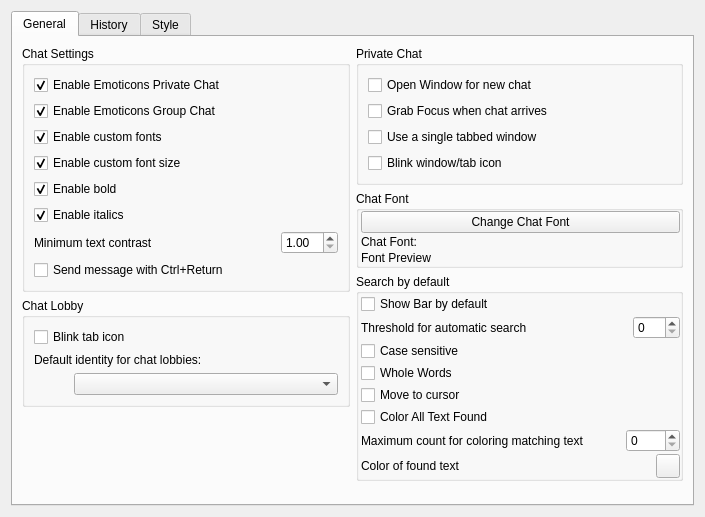
RetroShare/RetroShare, file retroshare-gui/src/gui/settings/ChatPage.ui: the form before one commit.
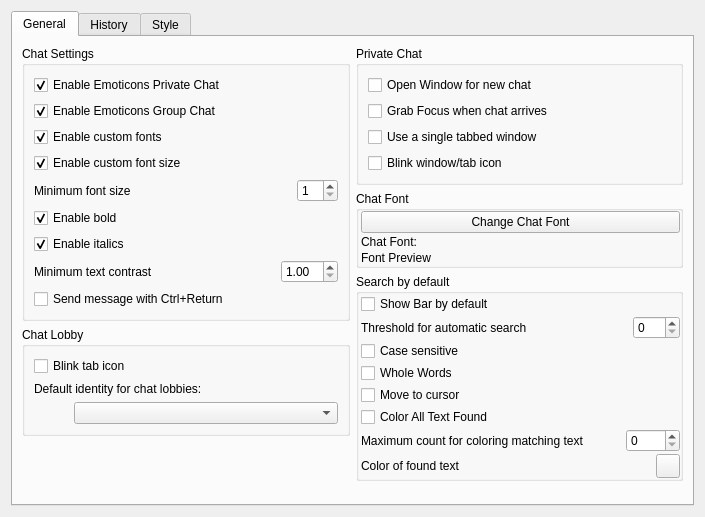
The form after the commit. Custom widgets are drawn as their Qt base class.

Commit message: Add minimum font size in chat.

The edit to the form file:
```diff
--- a/retroshare-gui/src/gui/settings/ChatPage.ui
+++ b/retroshare-gui/src/gui/settings/ChatPage.ui
@@ -75,6 +75,43 @@
               </property>
              </widget>
             </item>
+            <item>
+             <layout class="QHBoxLayout" name="hl_minimumFontSize">
+              <property name="topMargin">
+               <number>0</number>
+              </property>
+              <item>
+               <widget class="QLabel" name="minimumFontSizeLabel">
+                <property name="text">
+                 <string>Minimum font size</string>
+                </property>
+               </widget>
+              </item>
+              <item>
+               <spacer name="hs_minimumFontSize">
+                <property name="orientation">
+                 <enum>Qt::Horizontal</enum>
+                </property>
+                <property name="sizeHint" stdset="0">
+                 <size>
+                  <width>40</width>
+                  <height>20</height>
+                 </size>
+                </property>
+               </spacer>
+              </item>
+              <item>
+               <widget class="QSpinBox" name="minimumFontSize">
+                <property name="minimum">
+                 <number>1</number>
+                </property>
+                <property name="maximum">
+                 <number>64</number>
+                </property>
+               </widget>
+              </item>
+             </layout>
+            </item>
             <item>
              <widget class="QCheckBox" name="checkBox_enableBold">
               <property name="text">
```
The commit also changes 4 other files.
